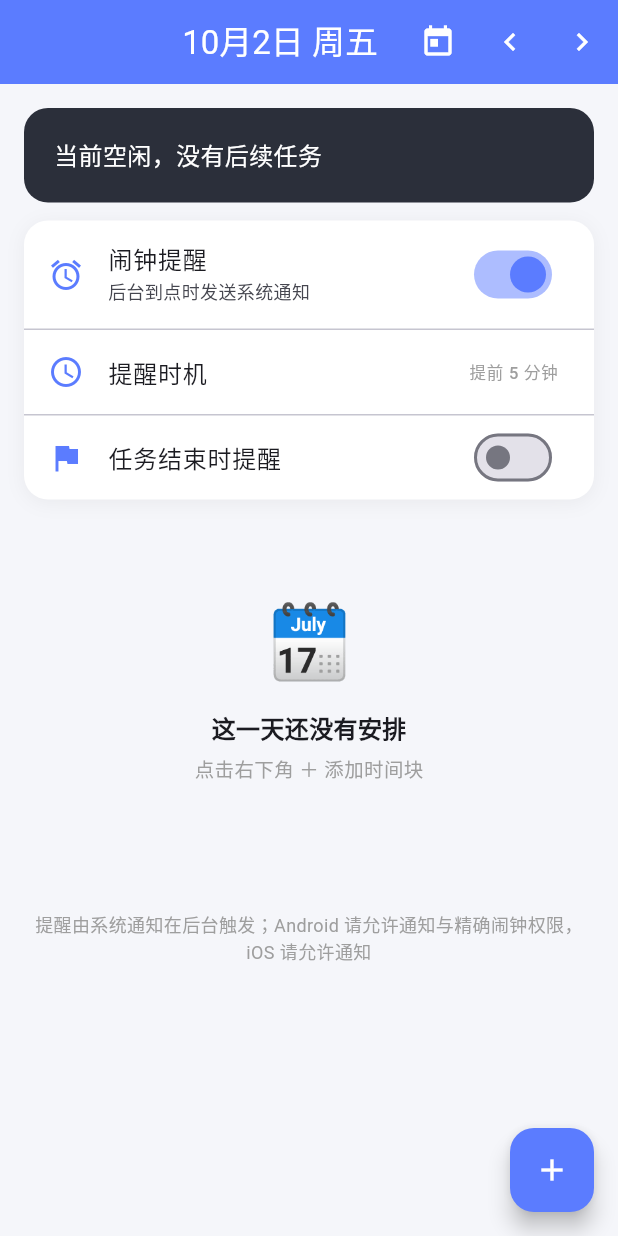
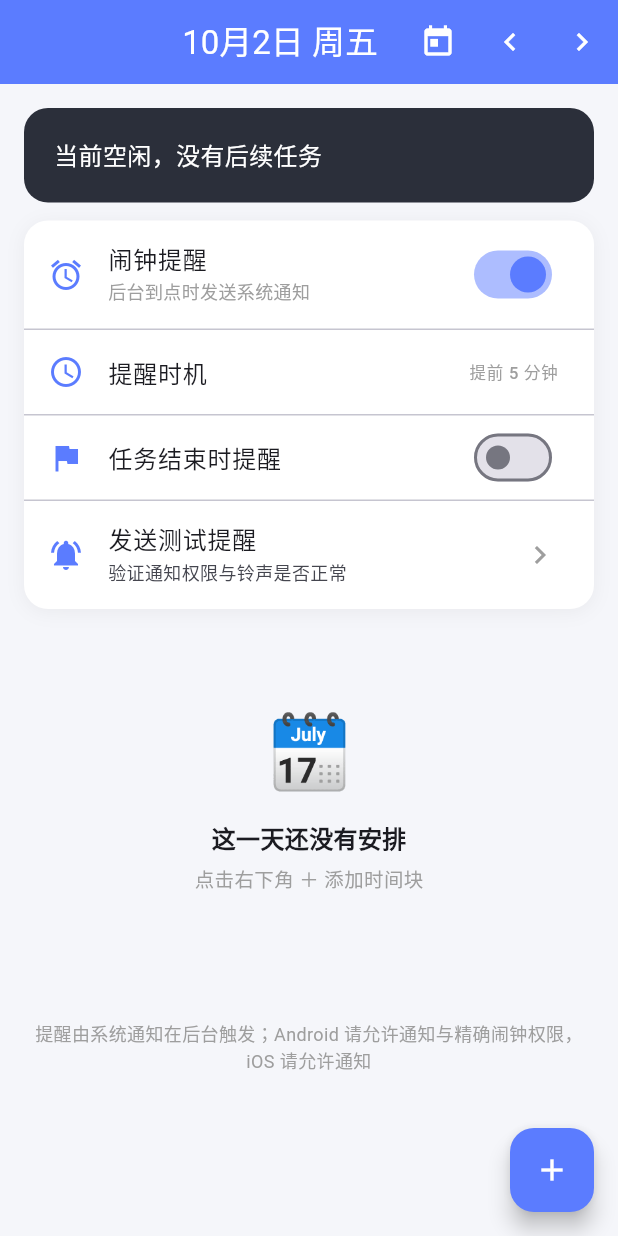
Before and after one commit to de-rk/daily-work, a Flutter app: the screen it shows after launch, after a tap on the "chevron right" icon, on a phone screen of 412 x 824 dp. Run offline on Flutter 3.47's test engine with Material 3 defaults, Android fonts, the phone set to English and light mode, and no system bars; our stand-ins replace flutter_local_notifications, shared_preferences, timezone.

Commit message:
feat: add test alarm and notification permission status diagnostics

```diff
--- a/lib/main.dart
+++ b/lib/main.dart
@@ -46,6 +46,7 @@ class _HomeScreenState extends State<HomeScreen> {
   int _lead = 5;
   bool _endRemind = false;
   bool _alarmOn = true;
+  bool? _notifEnabled;
 
   Timer? _ticker;
   Set<String> _fired = {};
@@ -73,10 +74,12 @@ class _HomeScreenState extends State<HomeScreen> {
     try {
       await alarms.init();
       final (lead, endRemind, alarmOn) = await store.loadSettings();
+      final notifEnabled = await alarms.notificationsEnabled();
       setState(() {
         _lead = lead;
         _endRemind = endRemind;
         _alarmOn = alarmOn;
+        _notifEnabled = notifEnabled;
       });
       _fired = await store.loadFired(dateKey(DateTime.now()));
       await _refreshTasks();
@@ -317,6 +320,40 @@ class _HomeScreenState extends State<HomeScreen> {
     }
   }
 
+  /// 发送测试提醒并给出排查指引
+  Future<void> _testAlarm() async {
+    try {
+      await alarms.testAlarm();
+    } catch (e) {
+      debugPrint('test alarm error: $e');
+    }
+    if (!mounted) return;
+    await showDialog(
+      context: context,
+      builder: (ctx) => AlertDialog(
+        title: const Text('测试提醒已发送'),
+        content: const Column(
+          mainAxisSize: MainAxisSize.min,
+          crossAxisAlignment: CrossAxisAlignment.start,
+          children: [
+            Text('刚才应立即弹出通知并响铃。若没有收到，请依次检查：'),
+            SizedBox(height: 10),
+            Text('1. 系统设置 → 应用 → 时间规划 → 通知权限已开启'),
+            Text('2. 系统设置 → 应用 → 时间规划 → 闹钟和提醒 → 允许'),
+            Text('3. 手机的通知音量（非媒体音量）已调高、未开勿扰模式'),
+            Text('4. 国产系统（小米/华为/OPPO 等）请关闭对本应用的电池优化，并允许后台弹出'),
+          ],
+        ),
+        actions: [
+          TextButton(onPressed: () => Navigator.pop(ctx), child: const Text('知道了')),
+        ],
+      ),
+    );
+    // 返回后刷新权限状态
+    final enabled = await alarms.notificationsEnabled();
+    if (mounted) setState(() => _notifEnabled = enabled);
+  }
+
   // ---------- UI ----------
   @override
   Widget build(BuildContext context) {
@@ -480,6 +517,11 @@ class _HomeScreenState extends State<HomeScreen> {
   }
 
   Widget _buildSettingsCard() {
+    final permText = _notifEnabled == null
+        ? null
+        : _notifEnabled!
+            ? '通知权限已开启'
+            : '通知权限未开启，提醒将无法弹出';
     return Container(
       decoration: BoxDecoration(
         color: Colors.white,
@@ -495,7 +537,10 @@ class _HomeScreenState extends State<HomeScreen> {
         SwitchListTile(
           secondary: const Icon(Icons.alarm, color: primaryColor),
           title: const Text('闹钟提醒'),
-          subtitle: const Text('后台到点时发送系统通知', style: TextStyle(fontSize: 12)),
+          subtitle: Text(permText ?? '后台到点时发送系统通知',
+              style: TextStyle(
+                  fontSize: 12,
+                  color: _notifEnabled == false ? Colors.red : Colors.grey)),
           value: _alarmOn,
           activeColor: primaryColor,
           onChanged: _setAlarmOn,
@@ -517,6 +562,14 @@ class _HomeScreenState extends State<HomeScreen> {
           value: _endRemind,
           activeColor: primaryColor,
           onChanged: _setEndRemind,
+        ),
+        const Divider(height: 1),
+        ListTile(
+          leading: const Icon(Icons.notifications_active, color: primaryColor),
+          title: const Text('发送测试提醒'),
+          subtitle: const Text('验证通知权限与铃声是否正常', style: TextStyle(fontSize: 12)),
+          trailing: const Icon(Icons.chevron_right, color: Colors.grey),
+          onTap: _testAlarm,
         ),
       ]),
     );
--- a/lib/notifications.dart
+++ b/lib/notifications.dart
@@ -121,23 +121,7 @@ class AlarmService {
     final when = tz.TZDateTime.utc(
         utc.year, utc.month, utc.day, utc.hour, utc.minute);
 
-    const details = NotificationDetails(
-      android: AndroidNotificationDetails(
-        'time_planner_alarm',
-        '任务闹钟',
-        channelDescription: '时间块任务到点提醒',
-        importance: Importance.max,
-        priority: Priority.max,
-        category: AndroidNotificationCategory.alarm,
-        fullScreenIntent: true,
-        playSound: true,
-      ),
-      iOS: DarwinNotificationDetails(
-        presentAlert: true,
-        presentSound: true,
-        interruptionLevel: InterruptionLevel.timeSensitive,
-      ),
-    );
+    const details = _alarmDetails;
 
     try {
       await _plugin.zonedSchedule(
@@ -169,4 +153,39 @@ class AlarmService {
       }
     }
   }
+
+  static const NotificationDetails _alarmDetails = NotificationDetails(
+        android: AndroidNotificationDetails(
+          'time_planner_alarm',
+          '任务闹钟',
+          channelDescription: '时间块任务到点提醒',
+          importance: Importance.max,
+          priority: Priority.max,
+          category: AndroidNotificationCategory.alarm,
+          fullScreenIntent: true,
+          playSound: true,
+        ),
+        iOS: DarwinNotificationDetails(
+          presentAlert: true,
+          presentSound: true,
+          interruptionLevel: InterruptionLevel.timeSensitive,
+        ),
+      );
+
+  /// 通知权限是否开启（Android 13+ 有意义；iOS 返回 null）
+  Future<bool?> notificationsEnabled() async {
+    final impl = _plugin.resolvePlatformSpecificImplementation<
+        AndroidFlutterLocalNotificationsPlugin>();
+    return impl?.notificationsEnabled();
+  }
+
+  /// 立即发送一条测试通知（走同一条闹钟通道，验证铃声/横幅是否正常）
+  Future<void> testAlarm() async {
+    await _plugin.show(
+      9487,
+      '测试提醒 · 时间规划',
+      '收到这条通知并听到铃声，说明闹钟通道正常',
+      _alarmDetails,
+    );
+  }
 }
```
